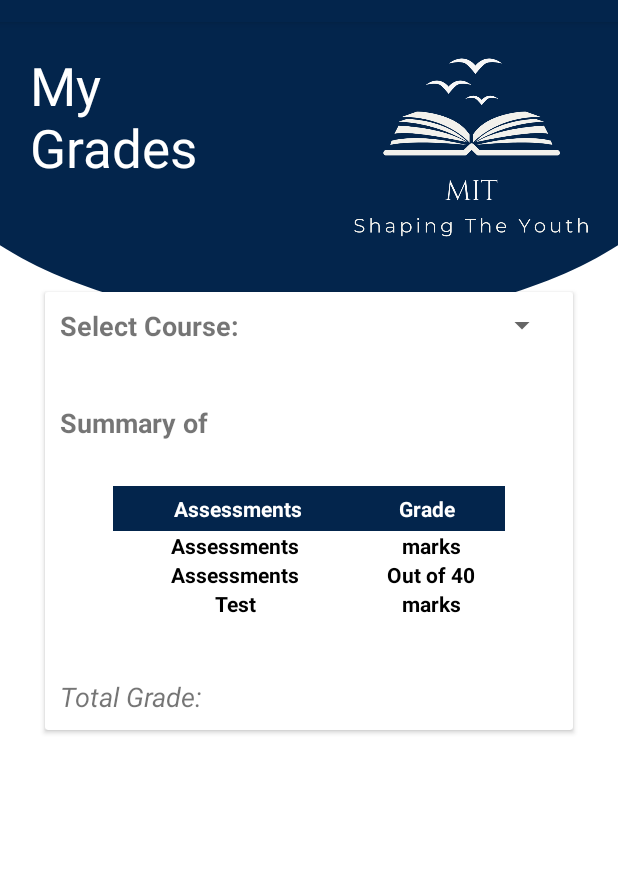
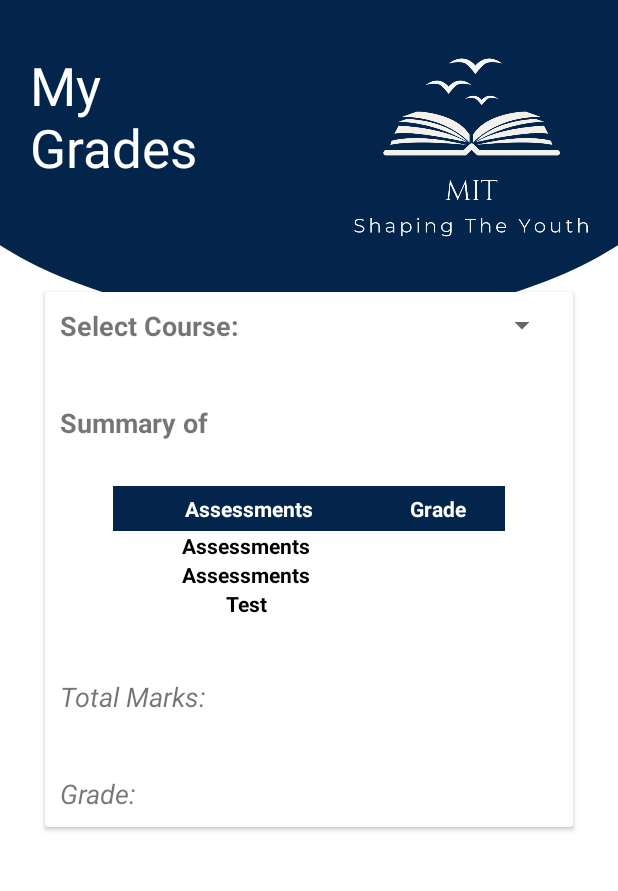
Before and after one commit to Jeel1803/MIT--StudentSupportSphere, an Android app: the viewGrades screen opened directly, with no data from a screen before it, on a phone screen of 412 x 824 dp, the part 62-953 px from its top. Run offline under Robolectric (Android 15) with nearby library versions, the phone set to English and light mode, and no system bars; our stand-ins replace Firebase (no records; nobody signed in at launch, a user with empty details on screens opened directly).

Commit message:
[View Grades]: totalMarks and  Grades added

```diff
--- a/app/src/main/res/layout/activity_view_grades.xml
+++ b/app/src/main/res/layout/activity_view_grades.xml
@@ -123,7 +123,7 @@
                         android:textSize="18sp"
                         android:textStyle="bold"/>
                     <TextView
-                        android:id="@+id/week"
+                        android:id="@+id/courseName"
                         android:layout_width="wrap_content"
                         android:layout_height="wrap_content"
                         android:text=" "
@@ -176,7 +176,6 @@
                             android:layout_width="match_parent"
                             android:layout_height="match_parent"
                             android:layout_weight="1"
-                            android:text="marks"
                             android:textAlignment="center"
                             android:textStyle="bold"
                             android:textColor="@color/black"/>
@@ -197,7 +196,6 @@
                             android:layout_width="match_parent"
                             android:layout_height="match_parent"
                             android:layout_weight="1"
-                            android:text="Out of 40"
                             android:textAlignment="center"
                             android:textStyle="bold"
                             android:textColor="@color/black"/>
@@ -221,7 +219,6 @@
                             android:layout_width="match_parent"
                             android:layout_height="match_parent"
                             android:layout_weight="1"
-                            android:text="marks"
                             android:textAlignment="center"
                             android:textColor="@color/black"
                             android:textStyle="bold" />
@@ -235,15 +232,38 @@
                     android:orientation="horizontal"
                     android:layout_marginTop="20dp">
                     <TextView
+                        android:id="@+id/totalMarkslabel"
+                        android:layout_width="wrap_content"
+                        android:layout_height="wrap_content"
+                        android:layout_marginTop="20dp"
+                        android:text="Total Marks: "
+                        android:textStyle="italic"
+                        android:textSize="18sp"/>
+                    <TextView
                         android:id="@+id/totalMarks"
                         android:layout_width="wrap_content"
                         android:layout_height="wrap_content"
                         android:layout_marginTop="20dp"
-                        android:text="Total Grade: "
+                        android:text=""
+                        android:textSize="18sp"
+                        android:textStyle="italic"/>
+                </LinearLayout>
+
+                <LinearLayout
+                    android:layout_width="wrap_content"
+                    android:layout_height="wrap_content"
+                    android:orientation="horizontal"
+                    android:layout_marginTop="20dp">
+                    <TextView
+                        android:id="@+id/gradeLabel"
+                        android:layout_width="wrap_content"
+                        android:layout_height="wrap_content"
+                        android:layout_marginTop="20dp"
+                        android:text="Grade: "
                         android:textStyle="italic"
                         android:textSize="18sp"/>
                     <TextView
-                        android:id="@+id/txtAve"
+                        android:id="@+id/grade"
                         android:layout_width="wrap_content"
                         android:layout_height="wrap_content"
                         android:layout_marginTop="20dp"
```
Also changed, not shown: app/src/main/java/com/example/mitapplication/viewGrades.java (+48 -9 lines).
